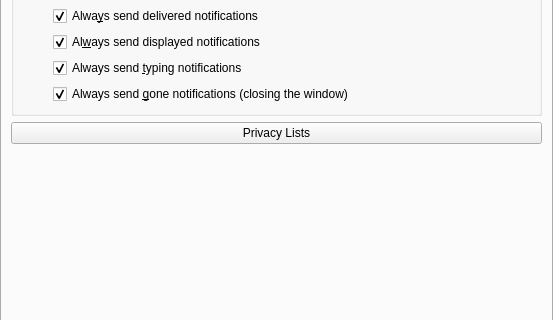
Old version of the form protocols/jabber/ui/dlgjabbereditaccountwidget.ui in the repository KDE/kopete; both pictures show x 0 to 553 and y 151 to 471 of the 553 by 581 pixel window.
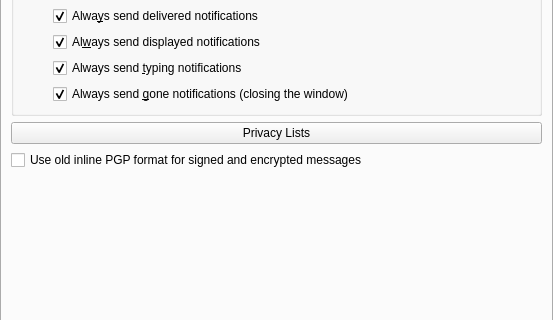
New version of the form. The open tabs and pages were chosen to show the change. Custom widgets are drawn as their Qt base class.

Commit message: Add option to send signed/encrypted messages via jabber in pgp inline format

The edit to the form file:
```diff
--- a/protocols/jabber/ui/dlgjabbereditaccountwidget.ui
+++ b/protocols/jabber/ui/dlgjabbereditaccountwidget.ui
@@ -1033,6 +1033,13 @@
          </property>
         </widget>
        </item>
+       <item>
+        <widget class="QCheckBox" name="oldEncrypted" >
+         <property name="text" >
+          <string>Use old inline PGP format for signed and encrypted messages</string>
+         </property>
+        </widget>
+       </item>
        <item>
         <spacer>
          <property name="orientation" >
```
The commit also changes 4 other files.
